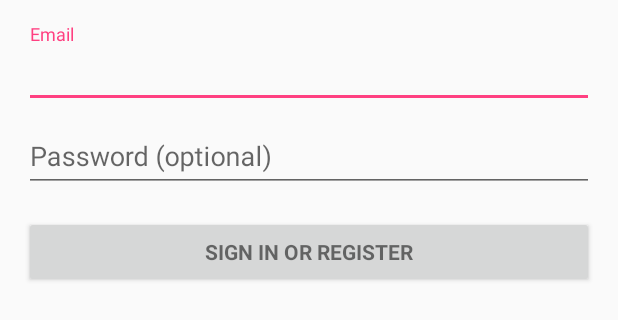
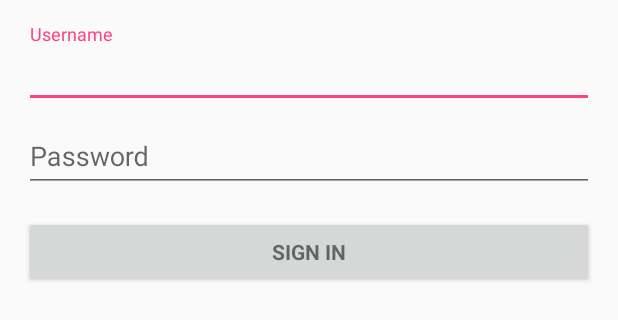
Before and after one commit to dungnase04066/ISE1005-AndroidProject, an Android app: the layout activity_login.xml on its own in the app's theme, with its tools: preview values and no code run, on a phone screen of 412 x 824 dp. Shown: the top 320 px of the screen. Run offline under Robolectric (Android 15) with nearby library versions, the phone set to English and light mode, and no system bars.

Commit message:
update login screen

```diff
--- a/MyRestaurant/app/src/main/java/ise1005/edu/fpt/vn/myrestaurant/config/Constants.java
+++ b/MyRestaurant/app/src/main/java/ise1005/edu/fpt/vn/myrestaurant/config/Constants.java
@@ -5,5 +5,5 @@ package ise1005.edu.fpt.vn.myrestaurant.config;
  */
 
 public class Constants {
-    public static final String API_URL = "https://prm391.anhdung.net/";
+    public static final String API_URL = "http://10.0.3.2:8888/";
 }
--- a/MyRestaurant/app/src/main/res/layout/activity_login.xml
+++ b/MyRestaurant/app/src/main/res/layout/activity_login.xml
@@ -38,10 +38,9 @@
                     android:id="@+id/email"
                     android:layout_width="match_parent"
                     android:layout_height="wrap_content"
-                    android:hint="@string/prompt_email"
+                    android:hint="@string/prompt_username"
                     android:inputType="textPersonName"
-                    android:maxLines="1"
-                    android:singleLine="true" />
+                    android:maxLines="1" />
 
             </android.support.design.widget.TextInputLayout>
 
@@ -55,11 +54,10 @@
                     android:layout_height="wrap_content"
                     android:hint="@string/prompt_password"
                     android:imeActionId="@+id/login"
-                    android:imeActionLabel="@string/action_sign_in_short"
+                    android:imeActionLabel="@string/action_sign_in"
                     android:imeOptions="actionUnspecified"
                     android:inputType="textPassword"
-                    android:maxLines="1"
-                    android:singleLine="true" />
+                    android:maxLines="1" />
 
             </android.support.design.widget.TextInputLayout>
 
--- a/MyRestaurant/app/src/main/res/values/strings.xml
+++ b/MyRestaurant/app/src/main/res/values/strings.xml
@@ -4,12 +4,11 @@
     <string name="title_activity_login">Sign in</string>
 
     <!-- Strings related to login -->
-    <string name="prompt_email">Email</string>
-    <string name="prompt_password">Password (optional)</string>
-    <string name="action_sign_in">Sign in or register</string>
-    <string name="action_sign_in_short">Sign in</string>
-    <string name="error_invalid_email">This email address is invalid</string>
-    <string name="error_invalid_password">This password is too short</string>
+    <string name="prompt_username">Username</string>
+    <string name="prompt_password">Password</string>
+    <string name="action_sign_in">Sign in</string>
+    <string name="error_invalid_username">This username is invalid</string>
+    <string name="error_invalid_password">This password is invalid</string>
     <string name="error_incorrect_password">This password is incorrect</string>
     <string name="error_field_required">This field is required</string>
     <string name="permission_rationale">"Contacts permissions are needed for providing email
```
Also changed, not shown: MyRestaurant/app/src/main/java/ise1005/edu/fpt/vn/myrestaurant/asynctask/UserLoginTask.java (+2 -9 lines), MyRestaurant/app/src/main/java/ise1005/edu/fpt/vn/myrestaurant/util/LoginActivity.java (+14 -121 lines).
